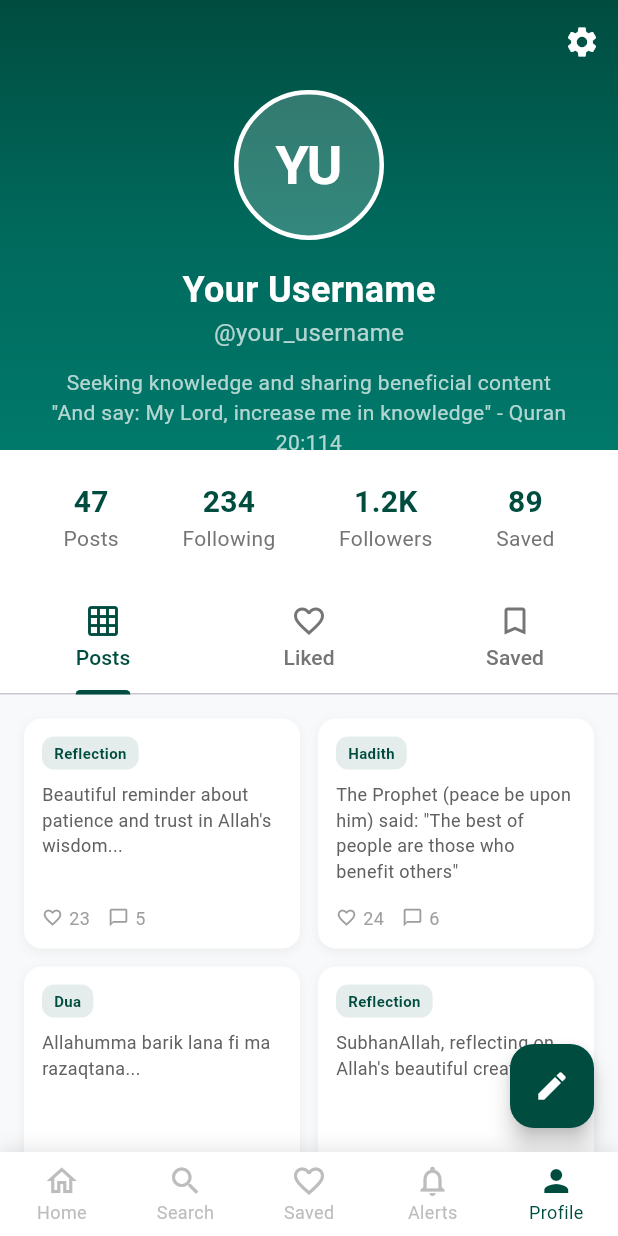
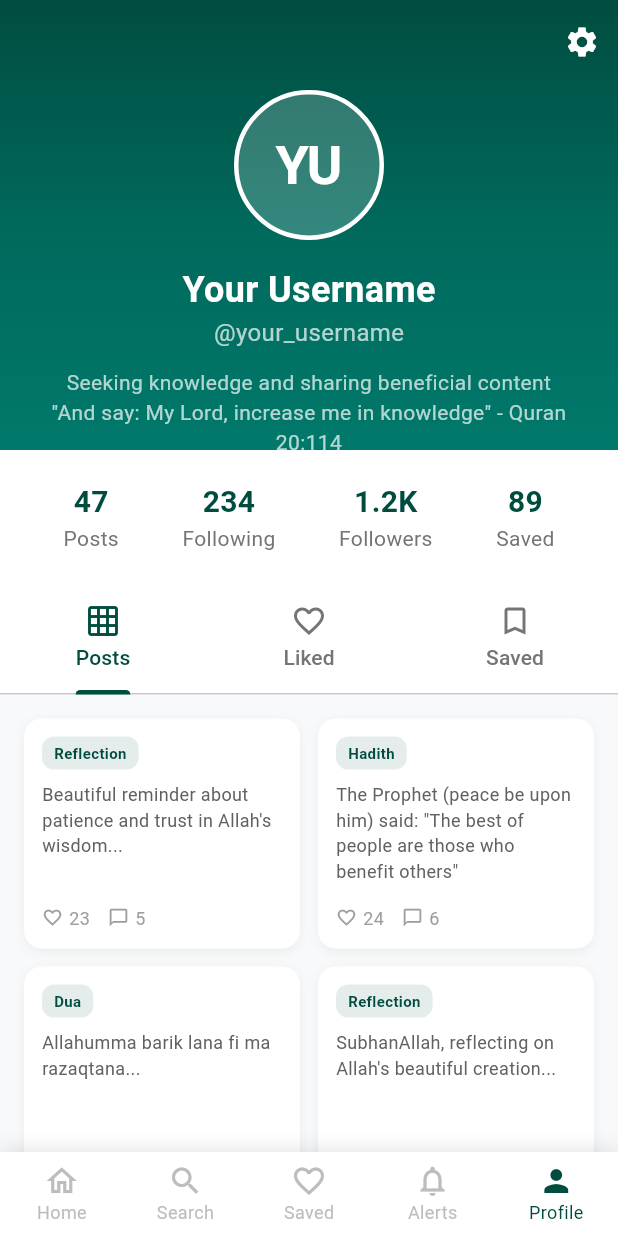
Before and after one commit to fadelfffar/for_fajr, a Flutter app: the screen it shows after launch, swiped to page 5, on a phone screen of 412 x 824 dp. Run offline on Flutter 3.47's test engine with Material 3 defaults, Android fonts, the phone set to English and light mode, and no system bars; our stand-ins replace flutter_local_notifications, native_geofence, permission_handler, supabase_flutter; missing offline and left inert: a package; accounts and stored records are empty.

Commit message:
merge claude implementation into old codebase (remove floatingactionbutton on profile screen)

```diff
--- a/lib/ui/screens/feed_screen.dart
+++ b/lib/ui/screens/feed_screen.dart
@@ -1485,11 +1485,6 @@ class _ProfileScreenState extends State<ProfileScreen> with TickerProviderStateM
           ),
         ),
       ),
-      floatingActionButton: FloatingActionButton(
-        onPressed: () => _showCreatePostDialog(context),
-        backgroundColor: Color(0xFF004D40),
-        child: Icon(Icons.edit, color: Colors.white),
-      ),
     );
   }
 
```
